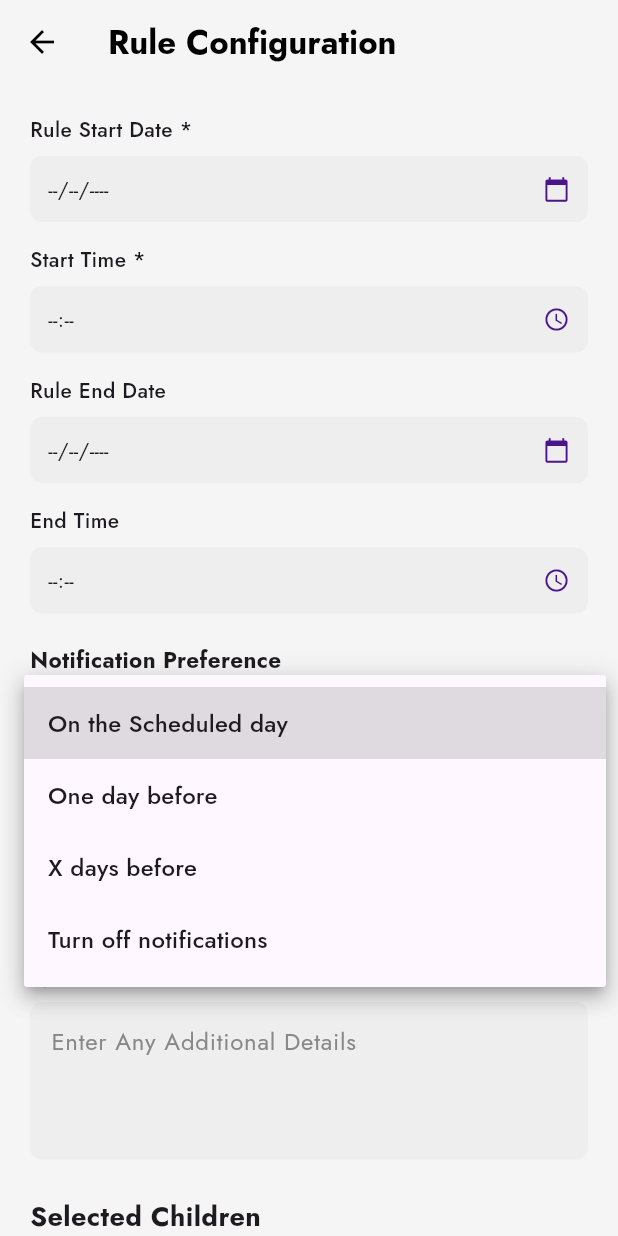
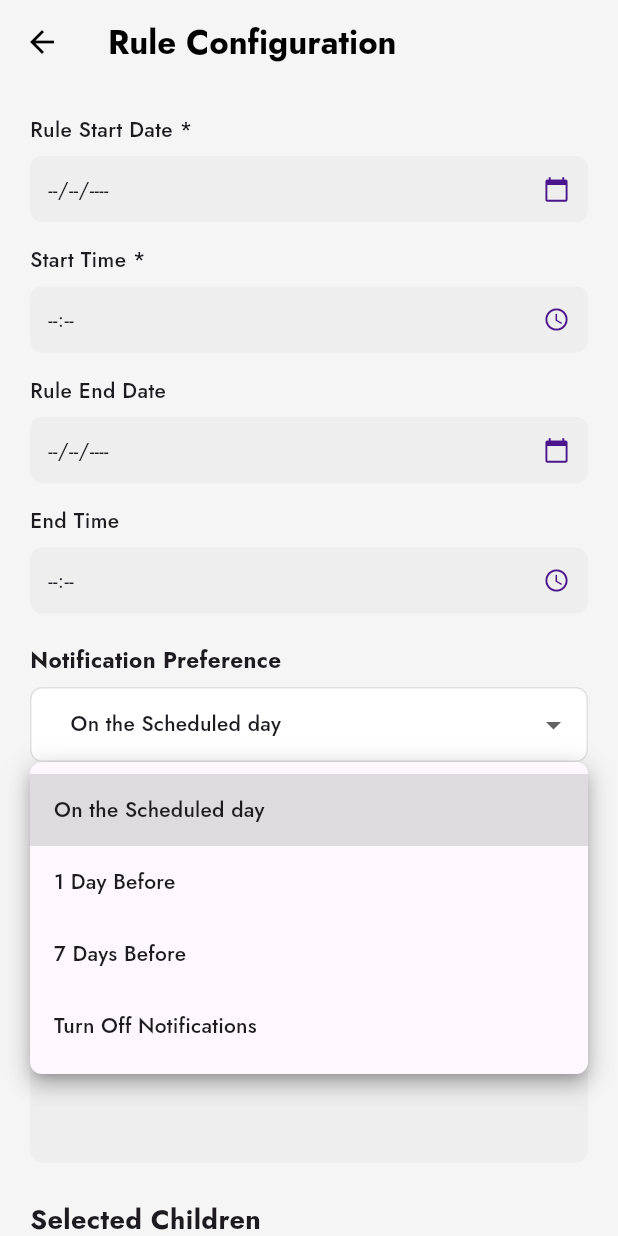
Before and after one commit to appmechanic/Clear_Case, a Flutter app: the RuleConfigurationScreen screen opened by its route, after a tap on "On the Scheduled day", on a phone screen of 412 x 824 dp. Run offline on Flutter 3.47's test engine with Material 3 defaults, Android fonts, the phone set to English and light mode, and no system bars; drawn by our look-alikes of dropdown_button2; our stand-ins replace cloud_firestore, dotted_border, file_picker, firebase_auth, firebase_core, firebase_storage and 5 more; accounts and stored records are empty.

Commit message:
working on the feedbacks

```diff
--- a/lib/views/home/case_setup_screen.dart
+++ b/lib/views/home/case_setup_screen.dart
@@ -506,7 +506,7 @@ class _Step3ConfigureRuleState extends State<_Step3ConfigureRule> {
         // 7. Frequency Chips (Only if Repeat is ON)
         if (isRepeat)
           Row(
-            children: ["Weekly", "Fornightly", "Monthly"].map((freq) { // "Fornightly" matches SS typo or standard spelling? Using SS "Fornightly"
+            children: ["Weekly", "Fortnightly", "Monthly"].map((freq) { // "Fornightly" matches SS typo or standard spelling? Using SS "Fornightly"
               bool isSelected = repeatFrequency == freq;
               return Expanded(
                 child: GestureDetector(
--- a/lib/views/home/rule_configuration_screen.dart
+++ b/lib/views/home/rule_configuration_screen.dart
@@ -5,6 +5,8 @@ import 'package:cloud_firestore/cloud_firestore.dart';
 import 'package:clearcase/models/case_model.dart'; // Ensure ChildModel is accessible
 import 'package:clearcase/views/widgets/custom_text_field.dart';
 import '../../provider/rule_configuration_provider.dart';
+import '../main_screen.dart';
+import '../widgets/custom_dropdown.dart';
 import 'calender_screen.dart';
 
 
@@ -307,19 +309,27 @@ class _RuleConfigurationScreenState extends State<RuleConfigurationScreen> {
   // --- Core Form Components ---
 
   Widget _buildNotificationDropdown(RuleConfigurationProvider provider) {
-    return Container(
-      padding: const EdgeInsets.symmetric(horizontal: 12),
-      decoration: BoxDecoration(color: Colors.grey[200], borderRadius: BorderRadius.circular(8)),
-      child: DropdownButtonHideUnderline(
-        child: DropdownButton<String>(
-          value: provider.notificationPref,
-          isExpanded: true,
-          items: ["On the Scheduled day", "One day before", "X days before", "Turn off notifications"]
-              .map((val) => DropdownMenuItem(value: val, child: Text(val)))
-              .toList(),
-          onChanged: (val) => provider.setNotification(val!),
-        ),
-      ),
+    // Define the master list of options
+    final List<String> options = [
+      "On the Scheduled day", "1 Day Before", "7 Days Before", "Turn Off Notifications"
+    ];
+
+    // SAFETY CHECK: If the current value in provider isn't in our list,
+    // we must either add it or set the dropdown value to null to prevent a crash.
+    final String? currentValue = options.contains(provider.notificationPref)
+        ? provider.notificationPref
+        : null;
+
+    return CustomDropDown<String>(
+      value: currentValue,
+      hint: "Select Notification Preference",
+      items: options.map((val) => DropdownMenuItem(
+          value: val,
+          child: Text(val, style: const TextStyle(fontSize: 14))
+      )).toList(),
+      onChanged: (val) {
+        if (val != null) provider.setNotification(val);
+      },
     );
   }
 
@@ -411,10 +421,11 @@ class _RuleConfigurationScreenState extends State<RuleConfigurationScreen> {
             await Future.delayed(const Duration(milliseconds: 800));
 
             if (context.mounted) {
-              Navigator.pushAndRemoveUntil(
-                  context,
-                  MaterialPageRoute(builder: (context) => const CalenderScreen()),
-                      (route) => false
+              Navigator.pushNamedAndRemoveUntil(
+                context,
+                MainScreen.routeName,
+                arguments: 0,
+                    (route) => false,
               );
             }
           } else if (context.mounted) {
```
Also changed, not shown: lib/views/home/calender_screen.dart (+57 -33 lines).
